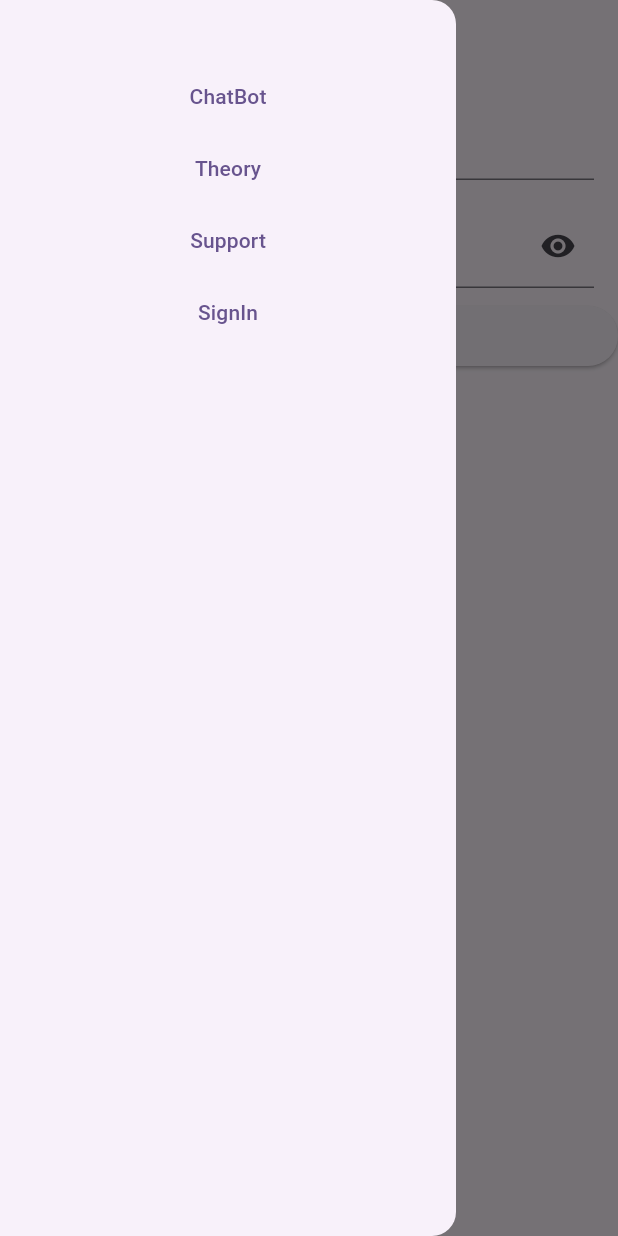
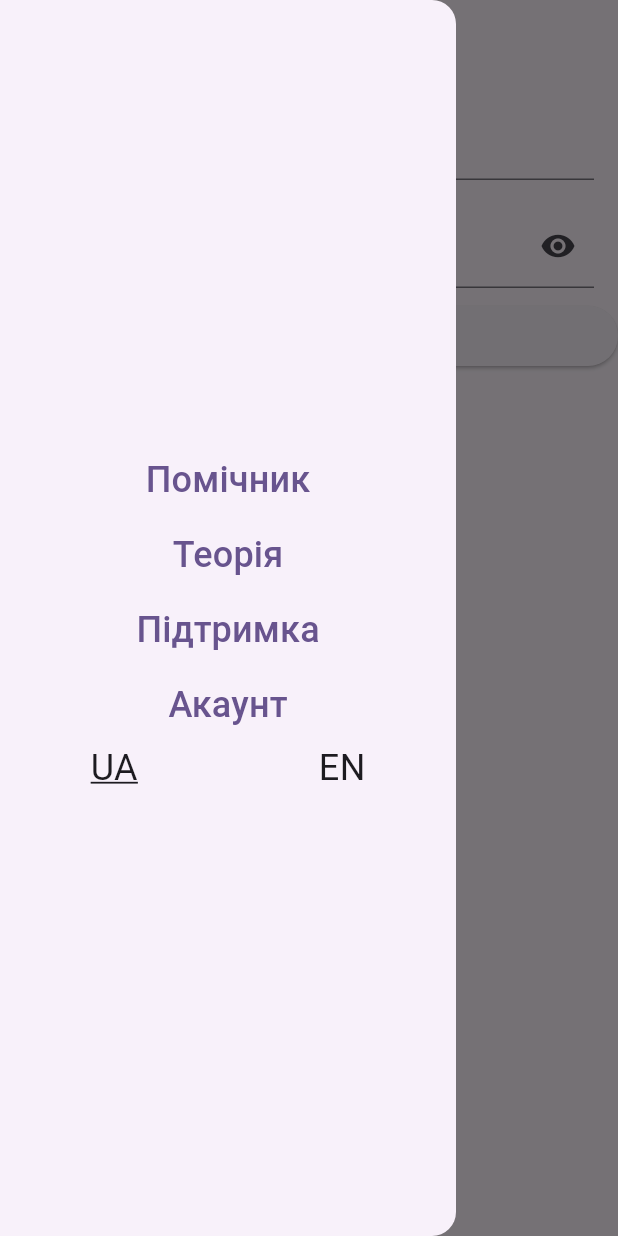
Before and after one commit to HappyUnknown/ai-psychology-aid-app-project, a Flutter app: the screen it shows after launch, with the side drawer open, on a phone screen of 412 x 824 dp. Run offline on Flutter 3.47's test engine with Material 3 defaults, Android fonts, the light colour scheme and no system bars; our stand-ins replace firebase_auth, firebase_core, flutter_markdown, flutter_riverpod, font_awesome_flutter, go_router and 1 more; accounts and stored records are empty; generated files the repository leaves out were written again.

Commit message:
feat: added mulitple language support

```diff
--- /dev/null
+++ b/mobile/l10n.yaml
@@ -0,0 +1,3 @@
+arb-dir: lib/l10n
+template-arb-file: app_en.arb
+output-localization-file: app_localizations.dart
--- /dev/null
+++ b/mobile/l10n/app_uk.arb
@@ -0,0 +1,7 @@
+{
+  "menu": "Меню",
+  "chatbot": "Помічник",
+  "theory": "Теорія",
+  "support": "Підтримка",
+  "signin": "Зайти в акаунт"
+}
--- a/mobile/lib/app_drawer.dart
+++ b/mobile/lib/app_drawer.dart
@@ -1,6 +1,9 @@
 import 'package:flutter/material.dart';
+import 'package:flutter_riverpod/flutter_riverpod.dart';
 import 'package:go_router/go_router.dart';
+import 'package:mental_health_app/locale_provider.dart';
 import 'package:mental_health_app/routes/app_router.dart';
+import 'package:flutter_gen/gen_l10n/app_localizations.dart';
 
 class AppDrawer extends StatelessWidget {
   const AppDrawer({super.key});
@@ -8,36 +11,80 @@ class AppDrawer extends StatelessWidget {
   @override
   Widget build(BuildContext context) {
     return Drawer(
-      child: Column(
+      child: Center(
+        child: ListView(
+          shrinkWrap: true,
           children: [
-          const SizedBox(
-            height: 40,
-          ),
             TextButton(
               onPressed: () {
                 context.goNamed(AppRoutes.chatbot.name);
               },
-            child: const Text("ChatBot"),
+              child: Text(
+                AppLocalizations.of(context)!.chatBot,
+                style: const TextStyle(
+                  fontSize: 24,
+                ),
+              ),
             ),
             TextButton(
               onPressed: () {
                 context.goNamed(AppRoutes.theory.name);
               },
-            child: const Text("Theory"),
+              child: Text(
+                AppLocalizations.of(context)!.theory,
+                style: const TextStyle(fontSize: 24),
+              ),
             ),
             TextButton(
               onPressed: () {
                 context.goNamed(AppRoutes.support.name);
               },
-            child: const Text("Support"),
+              child: Text(
+                AppLocalizations.of(context)!.support,
+                style: const TextStyle(fontSize: 24),
+              ),
             ),
             TextButton(
               onPressed: () {
                 context.goNamed(AppRoutes.signin.name);
               },
-            child: const Text("SignIn"),
-          )
+              child: Text(
+                AppLocalizations.of(context)!.signIn,
+                style: const TextStyle(fontSize: 24),
+              ),
+            ),
+            Consumer(builder: (context, ref, child) {
+              final locale = ref.watch(localeChangerProvider);
+              final isUkrainian = locale == const Locale("uk");
+              return GestureDetector(
+                onTap: () {
+                  ref.read(localeChangerProvider.notifier).changeLocale();
+                },
+                child: Row(
+                  mainAxisAlignment: MainAxisAlignment.spaceAround,
+                  children: [
+                    Text(
+                      "UA",
+                      style: TextStyle(
+                        fontSize: 24,
+                        decoration:
+                            isUkrainian ? TextDecoration.underline : null,
+                      ),
+                    ),
+                    Text(
+                      "EN",
+                      style: TextStyle(
+                        fontSize: 24,
+                        decoration:
+                            isUkrainian ? null : TextDecoration.underline,
+                      ),
+                    ),
                   ],
+                ),
+              );
+            }),
+          ],
+        ),
       ),
     );
   }
--- /dev/null
+++ b/mobile/lib/l10n/app_uk.arb
@@ -0,0 +1,7 @@
+{
+  "helloWorld": "привіт!",
+  "chatBot": "Помічник",
+  "theory": "Теорія",
+  "support": "Підтримка",
+  "signIn": "Акаунт"
+}
--- a/mobile/lib/main.dart
+++ b/mobile/lib/main.dart
@@ -1,19 +1,40 @@
 import 'package:flutter/material.dart';
 import 'package:flutter_riverpod/flutter_riverpod.dart';
 import 'package:mental_health_app/environment.dart';
+import 'package:mental_health_app/locale_provider.dart';
 import 'package:mental_health_app/routes/app_router.dart';
+import 'package:flutter_localizations/flutter_localizations.dart';
+import 'package:flutter_gen/gen_l10n/app_localizations.dart';
 
 void main() {
   Environment();
 }
 
-class MyApp extends StatelessWidget {
+class MyApp extends ConsumerWidget {
   const MyApp({super.key});
 
   @override
-  Widget build(BuildContext context) {
+  Widget build(BuildContext context, WidgetRef ref) {
     return MaterialApp.router(
-      title: 'Flutter Demo',
+      localizationsDelegates: const [
+        AppLocalizations
+            .delegate, // This line enables use of localised text from generated text
+        GlobalMaterialLocalizations.delegate,
+        GlobalWidgetsLocalizations.delegate,
+        GlobalCupertinoLocalizations.delegate,
+      ],
+      locale: ref.watch(localeChangerProvider),
+      supportedLocales: const [
+        Locale('en', ''), // English
+        Locale('uk', ''), // Ukrainian
+      ],
+      localeResolutionCallback: (
+        locale,
+        supportedLocales,
+      ) {
+        return locale;
+      },
+      title: 'Mental Health App',
       theme: ThemeData(
         colorScheme: ColorScheme.fromSeed(seedColor: Colors.deepPurple),
         useMaterial3: true,
--- a/mobile/pubspec.yaml
+++ b/mobile/pubspec.yaml
@@ -45,6 +45,7 @@ dependencies:
   url_launcher: ^6.3.0
   flutter_markdown: ^0.7.4+3
   envied: ^1.0.0
+  flutter_localization: ^0.3.0
 
 dev_dependencies:
   flutter_test:
@@ -69,7 +70,8 @@ dev_dependencies:
 flutter:
   assets:
     - assets/theory/
-
+    - l10n/
+  generate: true
   # The following line ensures that the Material Icons font is
   # included with your application, so that you can use the icons in
   # the material Icons class.
```
Also changed, not shown: mobile/l10n/app_en.arb (added, +7 -0 lines), mobile/lib/l10n/app_en.arb (added, +28 -0 lines), mobile/lib/locale_provider.dart (added, +20 -0 lines), 5 other files. Lines whose indentation alone changed are shown as unchanged.
